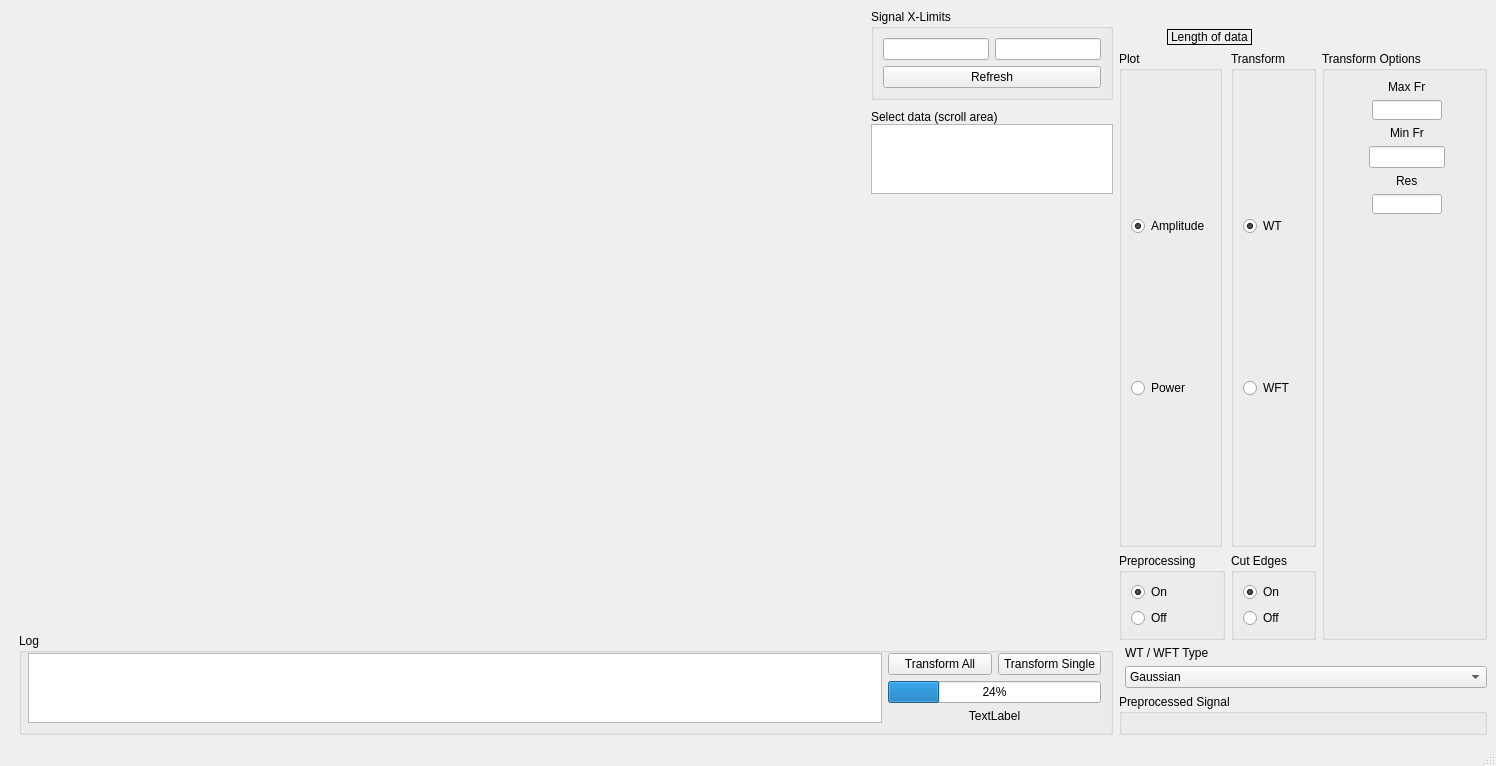
The window that res/layout/window_harmonics.ui (luphysics/PyMODA) describes before a commit, drawn with Qt 5.
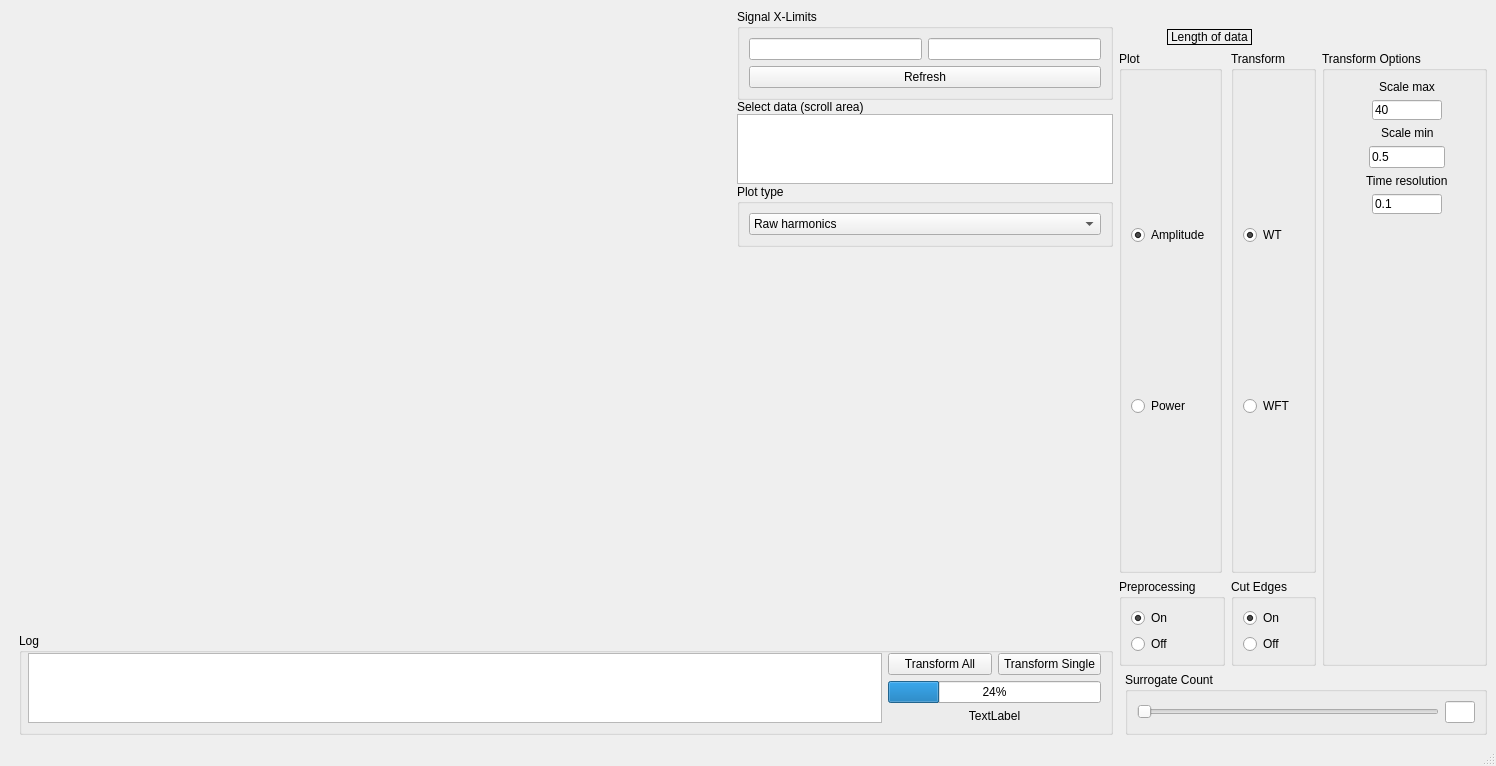
The same window after the commit. Custom widgets are drawn as their Qt base class.

Commit message: Calculate and plot harmonics in DHWindow

Patch:
```diff
--- a/res/layout/window_harmonics.ui
+++ b/res/layout/window_harmonics.ui
@@ -61,6 +61,34 @@
               <item>
                <widget class="QListWidget" name="list_select_data"/>
               </item>
+              <item>
+               <widget class="QGroupBox" name="verticalGroupBox">
+                <property name="title">
+                 <string>Plot type</string>
+                </property>
+                <layout class="QVBoxLayout" name="verticalLayout_3">
+                 <item>
+                  <widget class="QComboBox" name="combo_plot_type">
+                   <item>
+                    <property name="text">
+                     <string>Raw harmonics</string>
+                    </property>
+                   </item>
+                   <item>
+                    <property name="text">
+                     <string>Number of surrogates which harmonics higher than</string>
+                    </property>
+                   </item>
+                   <item>
+                    <property name="text">
+                     <string>Harmonics relative to mean and std of surrogate distribution</string>
+                    </property>
+                   </item>
+                  </widget>
+                 </item>
+                </layout>
+               </widget>
+              </item>
               <item>
                <layout class="QHBoxLayout" name="horizontalLayout_2"/>
               </item>
@@ -175,39 +203,6 @@
           </item>
          </layout>
         </item>
-        <item row="1" column="0">
-         <layout class="QHBoxLayout" name="data_section">
-          <item alignment="Qt::AlignHCenter">
-           <widget class="QLabel" name="label_6">
-            <property name="frameShape">
-             <enum>QFrame::Box</enum>
-            </property>
-            <property name="text">
-             <string>Length of data</string>
-            </property>
-           </widget>
-          </item>
-          <item>
-           <widget class="QWidget" name="dataLength" native="true"/>
-          </item>
-         </layout>
-        </item>
-        <item row="3" column="0">
-         <layout class="QVBoxLayout" name="advanced_options_section" stretch="0">
-          <item>
-           <widget class="QGroupBox" name="groupBox">
-            <property name="title">
-             <string>Preprocessed Signal</string>
-            </property>
-            <layout class="QVBoxLayout" name="verticalLayout_9">
-             <item>
-              <widget class="PreprocessPlot" name="plot_preproc" native="true"/>
-             </item>
-            </layout>
-           </widget>
-          </item>
-         </layout>
-        </item>
         <item row="2" column="0">
          <layout class="QFormLayout" name="formLayout_3">
           <property name="labelAlignment">
@@ -344,12 +339,12 @@
                   <enum>QFrame::NoFrame</enum>
                  </property>
                  <property name="text">
-                  <string>Max Fr</string>
+                  <string>Scale max</string>
                  </property>
                 </widget>
                </item>
                <item alignment="Qt::AlignHCenter">
-                <widget class="QLineEdit" name="line_fmax">
+                <widget class="QLineEdit" name="line_scale_max">
                  <property name="minimumSize">
                   <size>
                    <width>70</width>
@@ -362,6 +357,9 @@
                    <height>20</height>
                   </size>
                  </property>
+                 <property name="text">
+                  <string>40</string>
+                 </property>
                 </widget>
                </item>
               </layout>
@@ -374,18 +372,21 @@
                   <enum>QFrame::NoFrame</enum>
                  </property>
                  <property name="text">
-                  <string>Min Fr</string>
+                  <string>Scale min</string>
                  </property>
                 </widget>
                </item>
                <item alignment="Qt::AlignHCenter">
-                <widget class="QLineEdit" name="line_fmin">
+                <widget class="QLineEdit" name="line_scale_min">
                  <property name="maximumSize">
                   <size>
                    <width>76</width>
                    <height>22</height>
                   </size>
                  </property>
+                 <property name="text">
+                  <string>0.5</string>
+                 </property>
                 </widget>
                </item>
               </layout>
@@ -398,7 +399,7 @@
                   <enum>QFrame::NoFrame</enum>
                  </property>
                  <property name="text">
-                  <string>Res</string>
+                  <string>Time resolution</string>
                  </property>
                 </widget>
                </item>
@@ -410,6 +411,9 @@
                    <height>20</height>
                   </size>
                  </property>
+                 <property name="text">
+                  <string>0.1</string>
+                 </property>
                 </widget>
                </item>
               </layout>
@@ -419,26 +423,46 @@
           </item>
           <item row="1" column="0" colspan="2">
            <layout class="QFormLayout" name="formLayout_4">
-            <item row="0" column="1">
-             <widget class="QLabel" name="label_11">
-              <property name="text">
-               <string>WT / WFT Type</string>
-              </property>
-             </widget>
-            </item>
             <item row="1" column="1">
-             <widget class="QComboBox" name="combo_window">
-              <item>
-               <property name="text">
-                <string>Gaussian</string>
-               </property>
-              </item>
+             <widget class="QGroupBox" name="horizontalGroupBox">
+              <property name="title">
+               <string>Surrogate Count</string>
+              </property>
+              <layout class="QHBoxLayout" name="horizontalLayout_6" stretch="10,1">
+               <item>
+                <widget class="QSlider" name="slider_surrogate_2">
+                 <property name="orientation">
+                  <enum>Qt::Horizontal</enum>
+                 </property>
+                </widget>
+               </item>
+               <item>
+                <widget class="QLineEdit" name="line_surrogate_2"/>
+               </item>
+              </layout>
              </widget>
             </item>
            </layout>
           </item>
          </layout>
         </item>
+        <item row="1" column="0">
+         <layout class="QHBoxLayout" name="data_section">
+          <item alignment="Qt::AlignHCenter">
+           <widget class="QLabel" name="label_6">
+            <property name="frameShape">
+             <enum>QFrame::Box</enum>
+            </property>
+            <property name="text">
+             <string>Length of data</string>
+            </property>
+           </widget>
+          </item>
+          <item>
+           <widget class="QWidget" name="dataLength" native="true"/>
+          </item>
+         </layout>
+        </item>
        </layout>
       </item>
      </layout>
@@ -476,12 +500,6 @@
    <header>gui.plotting.plots.AmplitudePlot</header>
    <container>1</container>
   </customwidget>
-  <customwidget>
-   <class>PreprocessPlot</class>
-   <extends>QWidget</extends>
-   <header>gui.plotting.plots.PreprocessPlot</header>
-   <container>1</container>
-  </customwidget>
  </customwidgets>
  <resources/>
  <connections/>
```
The commit also changes 7 other files.
